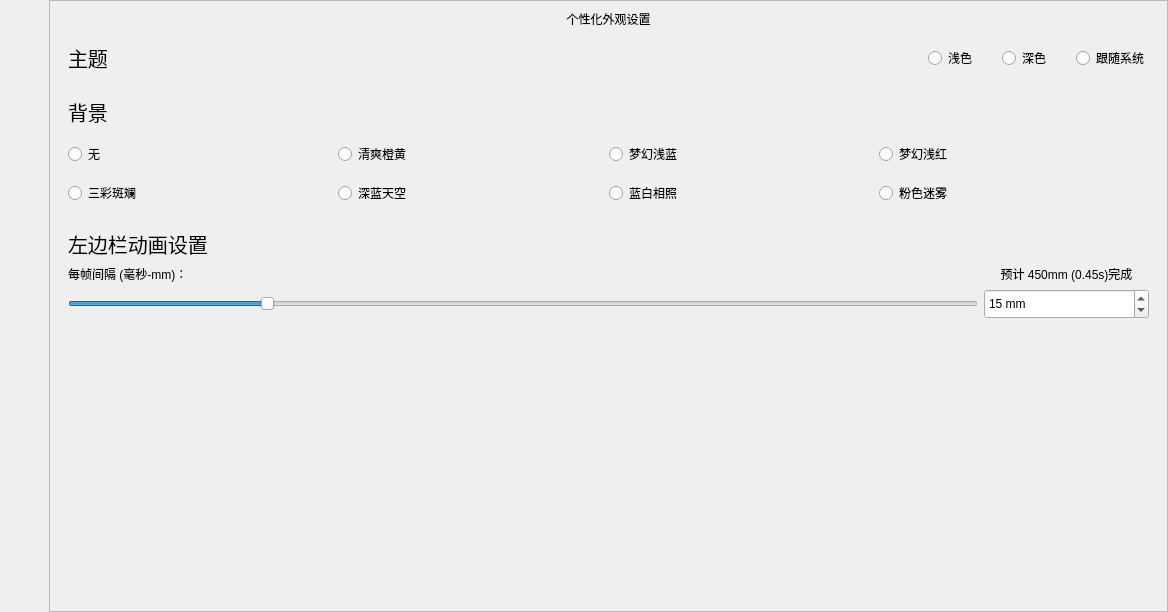
Old version of the form UI/MainWindow/MainWindow.ui in the repository SkyWorldStudio/Minecraft-Optimal-Starter_3.
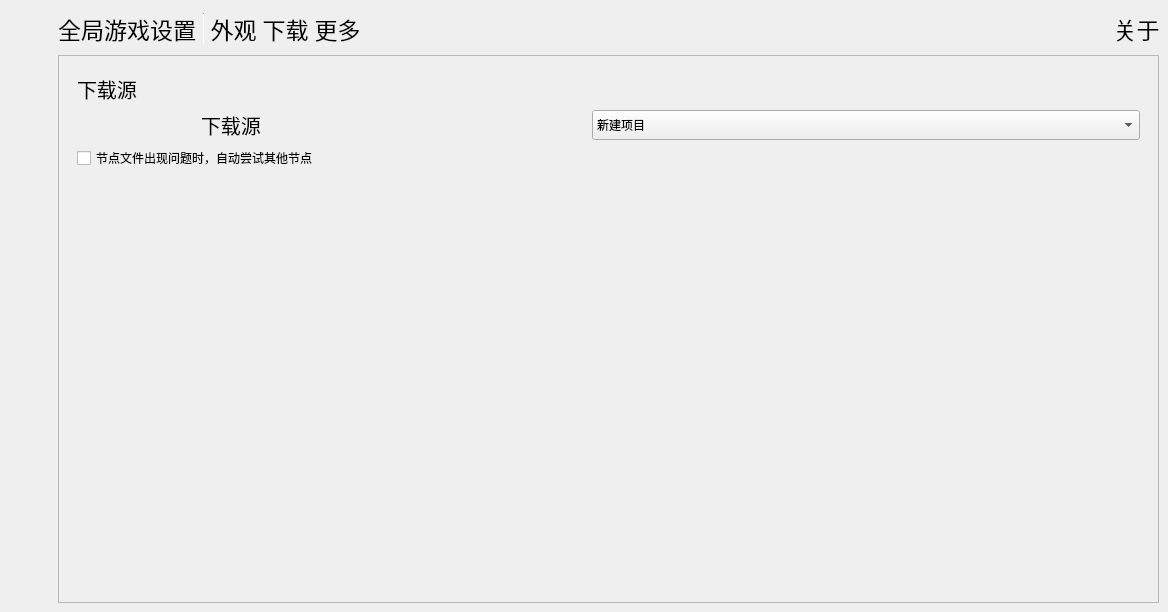
New version of the form. The open tabs and pages were chosen to show the change. Icons and pictures are not drawn. Custom widgets are drawn as their Qt base class.

Commit message: 📝 :重新设计设置页面UI 40% 📝 :下载页面UI 30% 📝 :删除游戏 80%    ｜-----游戏文件夹列表100%    ｜-----游戏文件夹列表优化100%    ｜-----缓存上次在游戏列表中选择的游戏文件夹100%    ｜-----游戏列表70%       ｜-----游戏检测100%       ｜-----自定义控件 100%       ｜-----游戏种类检测 📝 :游戏管理页面UI 70% 📝 :游戏管理页面UI交互 20% 📝 :游戏管理页面UI 70%

```diff
--- a/UI/MainWindow/MainWindow.ui
+++ b/UI/MainWindow/MainWindow.ui
@@ -3152,6 +3152,24 @@
                <string notr="true"/>
               </property>
               <layout class="QVBoxLayout" name="verticalLayout_3">
+               <item>
+                <widget class="QWidget" name="widget_page_settings_up" native="true">
+                 <property name="sizePolicy">
+                  <sizepolicy hsizetype="Preferred" vsizetype="Minimum">
+                   <horstretch>0</horstretch>
+                   <verstretch>0</verstretch>
+                  </sizepolicy>
+                 </property>
+                 <property name="maximumSize">
+                  <size>
+                   <width>16777215</width>
+                   <height>40</height>
+                  </size>
+                 </property>
+                 <layout class="QHBoxLayout" name="horizontalLayout_28">
+                  <property name="spacing">
+                   <number>12</number>
+                  </property>
                <property name="leftMargin">
                 <number>0</number>
                </property>
@@ -3164,6 +3182,212 @@
                <property name="bottomMargin">
                 <number>0</number>
                </property>
+                  <item>
+                   <widget class="QWidget" name="widget_page_settings_up_" native="true">
+                    <property name="minimumSize">
+                     <size>
+                      <width>0</width>
+                      <height>40</height>
+                     </size>
+                    </property>
+                    <layout class="QHBoxLayout" name="horizontalLayout_29">
+                     <property name="spacing">
+                      <number>7</number>
+                     </property>
+                     <property name="leftMargin">
+                      <number>0</number>
+                     </property>
+                     <property name="topMargin">
+                      <number>4</number>
+                     </property>
+                     <property name="rightMargin">
+                      <number>0</number>
+                     </property>
+                     <property name="bottomMargin">
+                      <number>4</number>
+                     </property>
+                     <item>
+                      <widget class="MyQLabel" name="label_page_settings_game_settings">
+                       <property name="sizePolicy">
+                        <sizepolicy hsizetype="Preferred" vsizetype="Preferred">
+                         <horstretch>0</horstretch>
+                         <verstretch>0</verstretch>
+                        </sizepolicy>
+                       </property>
+                       <property name="minimumSize">
+                        <size>
+                         <width>110</width>
+                         <height>0</height>
+                        </size>
+                       </property>
+                       <property name="font">
+                        <font>
+                         <pointsize>17</pointsize>
+                        </font>
+                       </property>
+                       <property name="styleSheet">
+                        <string notr="true">border-bottom: 2px solid rgb(0, 119, 225);</string>
+                       </property>
+                       <property name="text">
+                        <string>全局游戏设置</string>
+                       </property>
+                       <property name="alignment">
+                        <set>Qt::AlignCenter</set>
+                       </property>
+                      </widget>
+                     </item>
+                     <item>
+                      <widget class="Line" name="line_3">
+                       <property name="maximumSize">
+                        <size>
+                         <width>1</width>
+                         <height>16777215</height>
+                        </size>
+                       </property>
+                       <property name="orientation">
+                        <enum>Qt::Vertical</enum>
+                       </property>
+                      </widget>
+                     </item>
+                     <item>
+                      <widget class="MyQLabel" name="label_page_settings_appearance">
+                       <property name="sizePolicy">
+                        <sizepolicy hsizetype="Maximum" vsizetype="Preferred">
+                         <horstretch>0</horstretch>
+                         <verstretch>0</verstretch>
+                        </sizepolicy>
+                       </property>
+                       <property name="minimumSize">
+                        <size>
+                         <width>45</width>
+                         <height>0</height>
+                        </size>
+                       </property>
+                       <property name="maximumSize">
+                        <size>
+                         <width>45</width>
+                         <height>16777215</height>
+                        </size>
+                       </property>
+                       <property name="font">
+                        <font>
+                         <pointsize>17</pointsize>
+                        </font>
+                       </property>
+                       <property name="text">
+                        <string>外观</string>
+                       </property>
+                       <property name="alignment">
+                        <set>Qt::AlignCenter</set>
+                       </property>
+                      </widget>
+                     </item>
+                     <item>
+                      <widget class="MyQLabel" name="label_page_settings_download">
+                       <property name="sizePolicy">
+                        <sizepolicy hsizetype="Maximum" vsizetype="Preferred">
+                         <horstretch>0</horstretch>
+                         <verstretch>0</verstretch>
+                        </sizepolicy>
+                       </property>
+                       <property name="minimumSize">
+                        <size>
+                         <width>45</width>
+                         <height>0</height>
+                        </size>
+                       </property>
+                       <property name="maximumSize">
+                        <size>
+                         <width>45</width>
+                         <height>16777215</height>
+                        </size>
+                       </property>
+                       <property name="font">
+                        <font>
+                         <pointsize>17</pointsize>
+                        </font>
+                       </property>
+                       <property name="text">
+                        <string>下载</string>
+                       </property>
+                       <property name="alignment">
+                        <set>Qt::AlignCenter</set>
+                       </property>
+                      </widget>
+                     </item>
+                     <item>
+                      <widget class="MyQLabel" name="label_page_settings_else">
+                       <property name="minimumSize">
+                        <size>
+                         <width>45</width>
+                         <height>0</height>
+                        </size>
+                       </property>
+                       <property name="maximumSize">
+                        <size>
+                         <width>45</width>
+                         <height>16777215</height>
+                        </size>
+                       </property>
+                       <property name="font">
+                        <font>
+                         <pointsize>17</pointsize>
+                        </font>
+                       </property>
+                       <property name="text">
+                        <string>更多</string>
+                       </property>
+                       <property name="alignment">
+                        <set>Qt::AlignCenter</set>
+                       </property>
+                      </widget>
+                     </item>
+                    </layout>
+                   </widget>
+                  </item>
+                  <item>
+                   <spacer name="horizontalSpacer_21">
+                    <property name="orientation">
+                     <enum>Qt::Horizontal</enum>
+                    </property>
+                    <property name="sizeHint" stdset="0">
+                     <size>
+                      <width>40</width>
+                      <height>20</height>
+                     </size>
+                    </property>
+                   </spacer>
+                  </item>
+                  <item>
+                   <widget class="MyQLabel" name="label_page_settings_about">
+                    <property name="minimumSize">
+                     <size>
+                      <width>45</width>
+                      <height>0</height>
+                     </size>
+                    </property>
+                    <property name="maximumSize">
+                     <size>
+                      <width>45</width>
+                      <height>16777215</height>
+                     </size>
+                    </property>
+                    <property name="font">
+                     <font>
+                      <pointsize>17</pointsize>
+                     </font>
+                    </property>
+                    <property name="text">
+                     <string>关于</string>
+                    </property>
+                    <property name="alignment">
+                     <set>Qt::AlignCenter</set>
+                    </property>
+                   </widget>
+                  </item>
+                 </layout>
+                </widget>
+               </item>
                <item>
                 <widget class="QScrollArea" name="scrollArea_page_settings">
                  <property name="widgetResizable">
@@ -3174,24 +3398,43 @@
                    <rect>
                     <x>0</x>
                     <y>0</y>
-                    <width>380</width>
-                    <height>336</height>
+                    <width>1095</width>
+                    <height>538</height>
                    </rect>
                   </property>
+                  <layout class="QGridLayout" name="gridLayout_12">
+                   <property name="leftMargin">
+                    <number>0</number>
+                   </property>
+                   <property name="topMargin">
+                    <number>0</number>
+                   </property>
+                   <property name="rightMargin">
+                    <number>0</number>
+                   </property>
+                   <item row="0" column="0">
+                    <widget class="QStackedWidget" name="stackedWidget_page_settings">
+                     <property name="currentIndex">
+                      <number>0</number>
+                     </property>
+                     <widget class="QWidget" name="page_page_settings_gameSettings"/>
+                     <widget class="QWidget" name="page_page_settings_appearance">
                   <layout class="QVBoxLayout" name="verticalLayout_2">
-                   <item>
-                    <widget class="QLabel" name="label_page_settings_h1">
-                     <property name="text">
-                      <string>个性化外观设置</string>
-                     </property>
-                     <property name="scaledContents">
-                      <bool>false</bool>
-                     </property>
-                     <property name="alignment">
-                      <set>Qt::AlignCenter</set>
-                     </property>
-                    </widget>
-                   </item>
+                       <property name="spacing">
+                        <number>-1</number>
+                       </property>
+                       <property name="leftMargin">
+                        <number>0</number>
+                       </property>
+                       <property name="topMargin">
+                        <number>0</number>
+                       </property>
+                       <property name="rightMargin">
+                        <number>0</number>
+                       </property>
+                       <property name="bottomMargin">
+                        <number>0</number>
+                       </property>
                    <item>
                     <widget class="QWidget" name="widget_page_settings_subject" native="true">
                      <layout class="QHBoxLayout" name="horizontalLayout_3">
@@ -3478,6 +3721,119 @@
                       </size>
                      </property>
                     </spacer>
+                       </item>
+                      </layout>
+                     </widget>
+                     <widget class="QWidget" name="page_page_settings_download">
+                      <layout class="QVBoxLayout" name="verticalLayout_15">
+                       <item>
+                        <widget class="QWidget" name="widget" native="true">
+                         <layout class="QGridLayout" name="gridLayout_13">
+                          <property name="horizontalSpacing">
+                           <number>0</number>
+                          </property>
+                          <property name="verticalSpacing">
+                           <number>-1</number>
+                          </property>
+                          <item row="2" column="1">
+                           <widget class="QLabel" name="label_2">
+                            <property name="sizePolicy">
+                             <sizepolicy hsizetype="Maximum" vsizetype="Preferred">
+                              <horstretch>0</horstretch>
+                              <verstretch>0</verstretch>
+                             </sizepolicy>
+                            </property>
+                            <property name="font">
+                             <font>
+                              <pointsize>15</pointsize>
+                             </font>
+                            </property>
+                            <property name="text">
+                             <string>下载源</string>
+                            </property>
+                           </widget>
+                          </item>
+                          <item row="2" column="0">
+                           <spacer name="horizontalSpacer_22">
+                            <property name="orientation">
+                             <enum>Qt::Horizontal</enum>
+                            </property>
+                            <property name="sizeType">
+                             <enum>QSizePolicy::Fixed</enum>
+                            </property>
+                            <property name="sizeHint" stdset="0">
+                             <size>
+                              <width>10</width>
+                              <height>0</height>
+                             </size>
+                            </property>
+                           </spacer>
+                          </item>
+                          <item row="0" column="0" colspan="4">
+                           <widget class="QLabel" name="label">
+                            <property name="font">
+                             <font>
+                              <pointsize>15</pointsize>
+                             </font>
+                            </property>
+                            <property name="text">
+                             <string>下载源</string>
+                            </property>
+                           </widget>
+                          </item>
+                          <item row="3" column="0" colspan="2">
+                           <widget class="QCheckBox" name="checkBox">
+                            <property name="text">
+                             <string>节点文件出现问题时，自动尝试其他节点</string>
+                            </property>
+                           </widget>
+                          </item>
+                          <item row="2" column="3" colspan="2">
+                           <widget class="QComboBox" name="comboBox">
+                            <property name="minimumSize">
+                             <size>
+                              <width>0</width>
+                              <height>30</height>
+                             </size>
+                            </property>
+                            <item>
+                             <property name="text">
+                              <string>新建项目</string>
+                             </property>
+                            </item>
+                            <item>
+                             <property name="text">
+                              <string>新建项目</string>
+                             </property>
+                            </item>
+                            <item>
+                             <property name="text">
+                              <string>新建项目</string>
+                             </property>
+                            </item>
+                           </widget>
+                          </item>
+                         </layout>
+                        </widget>
+                       </item>
+                       <item>
+                        <spacer name="verticalSpacer_13">
+                         <property name="orientation">
+                          <enum>Qt::Vertical</enum>
+                         </property>
+                         <property name="sizeHint" stdset="0">
+                          <size>
+                           <width>20</width>
+                           <height>40</height>
+                          </size>
+                         </property>
+                        </spacer>
+                       </item>
+                      </layout>
+                     </widget>
+                     <widget class="QWidget" name="page_page_settings_else"/>
+                     <widget class="QWidget" name="page_page_settings_about"/>
+                    </widget>
                    </item>
                   </layout>
                  </widget>
```
Left out of the diff: 75 changed lines with no effect on the pictures. Lines whose indentation alone changed are shown as unchanged. The commit also changes 1 other file.
